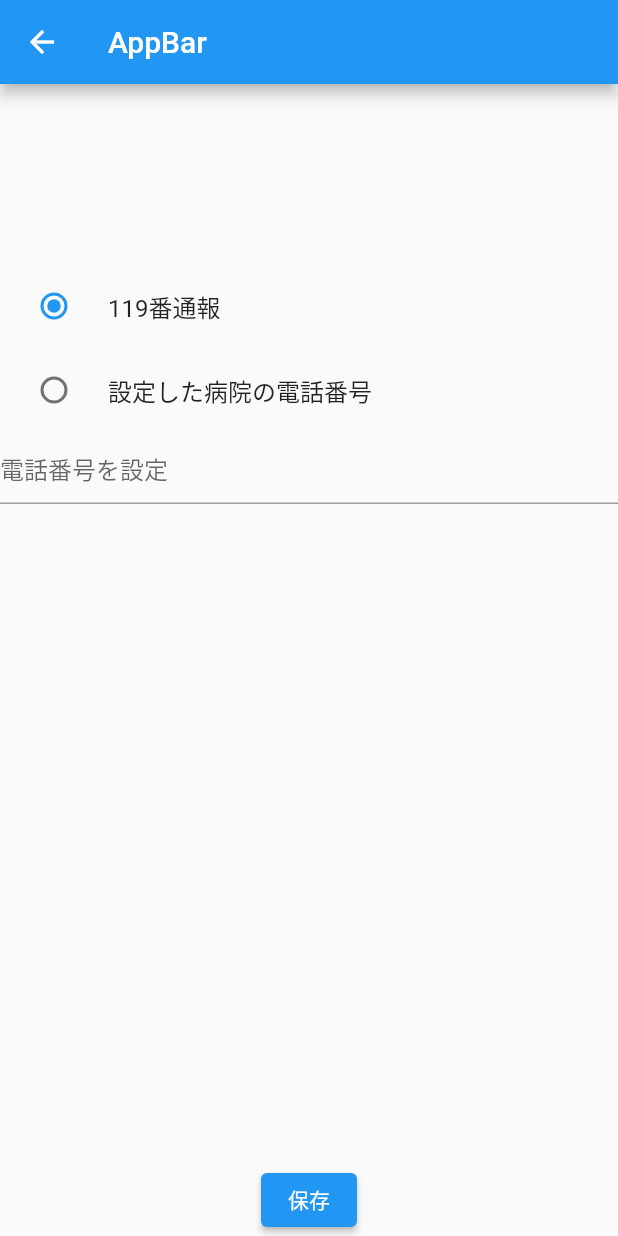
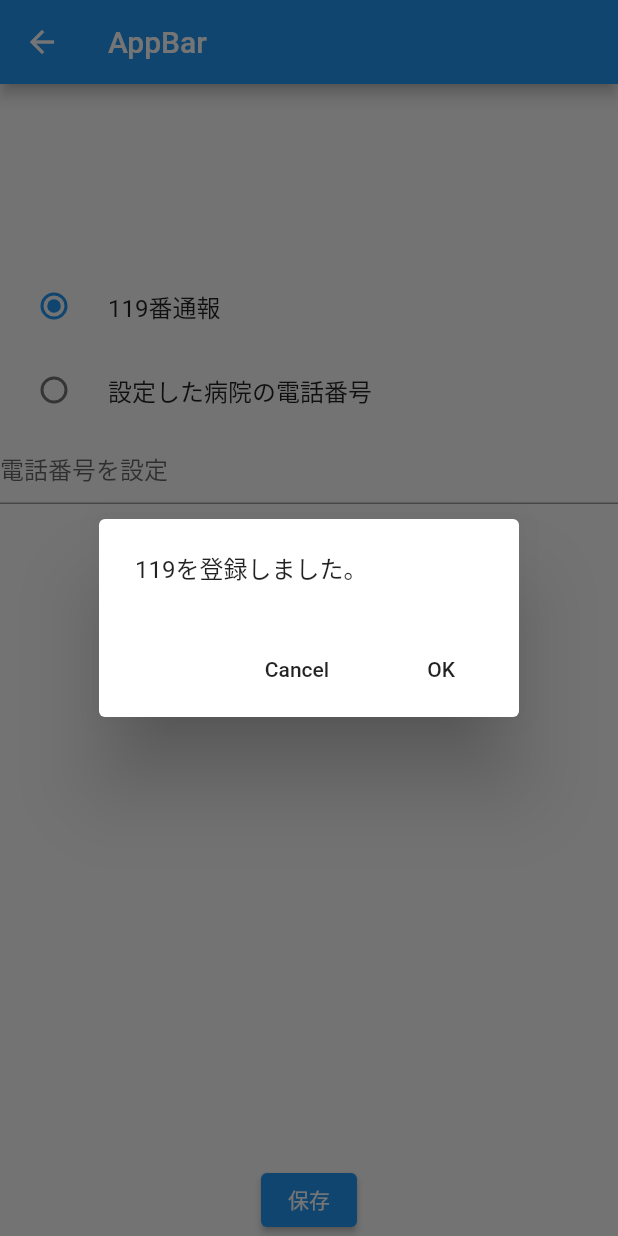
Before and after one commit to take-hikaru/flutter_application_2, a Flutter app: the Nursecall screen opened directly, after a tap on "保存", on a phone screen of 412 x 824 dp. Run offline on Flutter 3.47's test engine with Material 2 defaults, Android fonts, the phone set to English and light mode, and no system bars; our stand-ins replace cloud_firestore, firebase_auth, firebase_core, flutter_map, flutter_signin_button, google_fonts and 2 more; accounts and stored records are empty.

Commit message:
でんわきのう

```diff
--- a/lib/nursecall.dart
+++ b/lib/nursecall.dart
@@ -14,54 +14,19 @@ class Nursecall extends StatefulWidget {
 }
 
 class _HomePageWidgetState extends State<Nursecall> {
-  int _counter = 0;
+  String _counter = "";
+
   RadioValue _gValue = RadioValue.FIRST;
-
-  void _incrementCounter() async {
-    setState(() {
-      _counter++;
-      _setPrefItems(); // Shared Preferenceに値を保存する。
-    });
-  }
-
-// Shared Preferenceに値を保存されているデータを読み込んで_counterにセットする。
-  _getPrefItems() async {
-    SharedPreferences prefs = await SharedPreferences.getInstance();
-    // 以下の「counter」がキー名。見つからなければ０を返す
-    setState(() {
-      _counter = prefs.getInt('counter') ?? 1;
-      print(_counter);
-    });
-  }
 
 // Shared Preferenceにデータを書き込む
   _setPrefItems() async {
     SharedPreferences prefs = await SharedPreferences.getInstance();
     // 以下の「counter」がキー名。
-    prefs.setInt('counter', _counter);
-  }
-
-  // Shared Preferenceのデータを削除する
-  _removePrefItems() async {
-    SharedPreferences prefs = await SharedPreferences.getInstance();
-
-    setState(() {
-      _counter = 0;
-      // 以下の「counter」がキー名。
-      prefs.remove('counter');
-    });
-  }
-
-  @override
-  void initState() {
-    super.initState();
-    // 初期化時にShared Preferencesに保存している値を読み込む
-    _getPrefItems();
+    prefs.setString('counter', _counter);
   }
 
   @override
   Widget build(BuildContext context) {
-    var _counter;
     return Scaffold(
       resizeToAvoidBottomInset: false,
       appBar: AppBar(
@@ -96,7 +61,96 @@ class _HomePageWidgetState extends State<Nursecall> {
             ),
             ElevatedButton(
               onPressed: () async {
-                _getPrefItems();
+                if (_gValue == RadioValue.FIRST) {
+                  final SharedPreferences prefs =
+                      await SharedPreferences.getInstance();
+                  await prefs.remove('counter');
+
+// Shared Preferenceにデータを書き込む
+                  _setPrefItems() async {
+                    _counter = "119";
+                    SharedPreferences prefs =
+                        await SharedPreferences.getInstance();
+                    // 以下の「counter」がキー名。
+                    prefs.setString('counter', _counter);
+                  }
+
+                  _setPrefItems();
+
+                  showDialog(
+                    context: context,
+                    builder: (_) {
+                      return AlertDialog(
+                        content: Text(_counter + "を登録しました。"),
+                        actions: <Widget>[
+                          // ボタン領域
+                          FlatButton(
+                            child: Text("Cancel"),
+                            onPressed: () => Navigator.pop(context),
+                          ),
+                          FlatButton(
+                            child: Text("OK"),
+                            onPressed: () => Navigator.pop(context),
+                          ),
+                        ],
+                      );
+                    },
+                  );
+                } else {
+// Shared Preferenceにデータを書き込む
+                  _setPrefItems() async {
+                    SharedPreferences prefs =
+                        await SharedPreferences.getInstance();
+                    // 以下の「counter」がキー名。
+                    prefs.setString('counter', _counter);
+                  }
+
+                  if (RegExp(r"(0[789]0+\d{8})").hasMatch(_counter)) {
+                    final SharedPreferences prefs =
+                        await SharedPreferences.getInstance();
+                    await prefs.remove('counter');
+                    _setPrefItems();
+                    showDialog(
+                      context: context,
+                      builder: (_) {
+                        return AlertDialog(
+                          content: Text(_counter + "を登録しました。"),
+                          actions: <Widget>[
+                            // ボタン領域
+                            FlatButton(
+                              child: Text("Cancel"),
+                              onPressed: () => Navigator.pop(context),
+                            ),
+                            FlatButton(
+                              child: Text("OK"),
+                              onPressed: () => Navigator.pop(context),
+                            ),
+                          ],
+                        );
+                      },
+                    );
+                  } else {
+                    showDialog(
+                      context: context,
+                      builder: (_) {
+                        return AlertDialog(
+                          content: Text("ちゃんと入力して下さい"),
+                          actions: <Widget>[
+                            // ボタン領域
+                            FlatButton(
+                              child: Text("Cancel"),
+                              onPressed: () => Navigator.pop(context),
+                            ),
+                            FlatButton(
+                              child: Text("OK"),
+                              onPressed: () => Navigator.pop(context),
+                            ),
+                          ],
+                        );
+                      },
+                    );
+                  }
+                }
               },
               child: Text(
                 "保存",
```
Also changed, not shown: lib/top.dart (+12 -15 lines).
